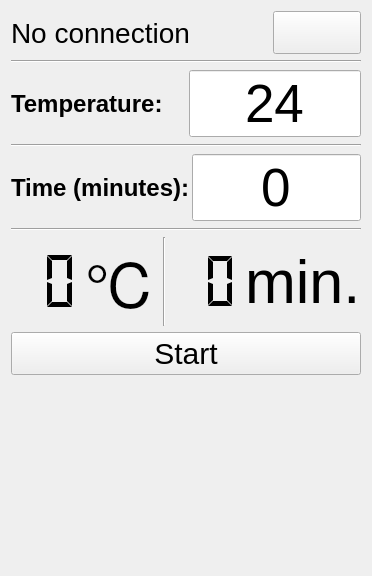
The window that mainwindow.ui (vanya1301/acetone-bath-Qt-part) describes before a commit, drawn with Qt 5.
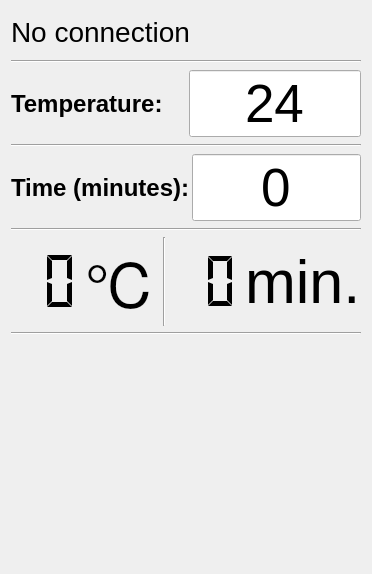
The same window after the commit. Icons and pictures are not drawn.

The edit to the form file:
```diff
--- a/mainwindow.ui
+++ b/mainwindow.ui
@@ -11,7 +11,7 @@
    </rect>
   </property>
   <property name="sizePolicy">
-   <sizepolicy hsizetype="Maximum" vsizetype="Minimum">
+   <sizepolicy hsizetype="Maximum" vsizetype="Maximum">
     <horstretch>0</horstretch>
     <verstretch>0</verstretch>
    </sizepolicy>
@@ -21,13 +21,15 @@
   </property>
   <widget class="QWidget" name="centralWidget">
    <property name="sizePolicy">
-    <sizepolicy hsizetype="Maximum" vsizetype="Maximum">
+    <sizepolicy hsizetype="Minimum" vsizetype="Minimum">
      <horstretch>0</horstretch>
      <verstretch>0</verstretch>
     </sizepolicy>
    </property>
    <layout class="QVBoxLayout" name="verticalLayout_2">
     <item>
+     <layout class="QVBoxLayout" name="verticalLayout">
+      <item>
      <layout class="QHBoxLayout" name="horizontalLayout_4">
       <property name="sizeConstraint">
        <enum>QLayout::SetMaximumSize</enum>
@@ -35,7 +37,7 @@
       <item>
        <widget class="QLabel" name="BluetoothDeviceNameLabel">
         <property name="sizePolicy">
-         <sizepolicy hsizetype="Minimum" vsizetype="Minimum">
+           <sizepolicy hsizetype="Minimum" vsizetype="Maximum">
           <horstretch>0</horstretch>
           <verstretch>0</verstretch>
          </sizepolicy>
@@ -56,7 +58,7 @@
          <bool>true</bool>
         </property>
         <property name="sizePolicy">
-         <sizepolicy hsizetype="Maximum" vsizetype="Minimum">
+           <sizepolicy hsizetype="Maximum" vsizetype="Maximum">
           <horstretch>0</horstretch>
           <verstretch>0</verstretch>
          </sizepolicy>
@@ -75,6 +77,19 @@
         <property name="text">
          <string/>
         </property>
+          <property name="icon">
+           <iconset resource="myresources.qrc">
+            <normaloff>:/MyFiles/images/Bluetooth-512.png</normaloff>:/MyFiles/images/Bluetooth-512.png</iconset>
+          </property>
+          <property name="iconSize">
+           <size>
+            <width>60</width>
+            <height>60</height>
+           </size>
+          </property>
+          <property name="flat">
+           <bool>true</bool>
+          </property>
        </widget>
       </item>
      </layout>
@@ -87,10 +102,6 @@
      </widget>
     </item>
     <item>
-     <layout class="QVBoxLayout" name="TempLayout">
-      <item>
-       <layout class="QVBoxLayout" name="verticalLayout">
-        <item>
          <layout class="QHBoxLayout" name="horizontalLayout">
           <item>
            <widget class="QLabel" name="TempLabel">
@@ -145,10 +156,6 @@
           </item>
          </layout>
         </item>
-       </layout>
-      </item>
-     </layout>
-    </item>
     <item>
      <widget class="Line" name="line_2">
       <property name="orientation">
@@ -214,7 +221,7 @@
       <item>
        <widget class="QLCDNumber" name="lcdNumber">
         <property name="sizePolicy">
-         <sizepolicy hsizetype="Minimum" vsizetype="Ignored">
+           <sizepolicy hsizetype="Minimum" vsizetype="Minimum">
           <horstretch>0</horstretch>
           <verstretch>0</verstretch>
          </sizepolicy>
@@ -222,7 +229,7 @@
         <property name="maximumSize">
          <size>
           <width>16777215</width>
-          <height>75</height>
+            <height>16777215</height>
          </size>
         </property>
         <property name="font">
@@ -282,7 +289,7 @@
       <item>
        <widget class="QLCDNumber" name="lcdNumber_2">
         <property name="sizePolicy">
-         <sizepolicy hsizetype="Minimum" vsizetype="Ignored">
+           <sizepolicy hsizetype="Minimum" vsizetype="Minimum">
           <horstretch>0</horstretch>
           <verstretch>0</verstretch>
          </sizepolicy>
@@ -290,7 +297,7 @@
         <property name="maximumSize">
          <size>
           <width>16777215</width>
-          <height>75</height>
+            <height>16777215</height>
          </size>
         </property>
         <property name="font">
@@ -342,17 +349,27 @@
      </layout>
     </item>
     <item>
+       <widget class="Line" name="line_5">
+        <property name="orientation">
+         <enum>Qt::Horizontal</enum>
+        </property>
+       </widget>
+      </item>
+      <item>
+       <layout class="QHBoxLayout" name="horizontalLayout_6">
+        <item>
      <widget class="QPushButton" name="StartStopButton">
       <property name="sizePolicy">
-       <sizepolicy hsizetype="Minimum" vsizetype="Minimum">
+           <sizepolicy hsizetype="Minimum" vsizetype="Maximum">
         <horstretch>0</horstretch>
         <verstretch>0</verstretch>
        </sizepolicy>
       </property>
-      <property name="font">
-       <font>
-        <pointsize>-1</pointsize>
-       </font>
+          <property name="minimumSize">
+           <size>
+            <width>0</width>
+            <height>50</height>
+           </size>
       </property>
       <property name="autoFillBackground">
        <bool>false</bool>
@@ -361,10 +378,22 @@
        <string notr="true">font-size:30px;</string>
       </property>
       <property name="text">
-       <string>Start</string>
+           <string/>
+          </property>
+          <property name="icon">
+           <iconset>
+            <normalon>:/MyFiles/images/play-green.png</normalon>
+            <activeon>:/MyFiles/images/play-green.png</activeon>
+           </iconset>
+          </property>
+          <property name="iconSize">
+           <size>
+            <width>60</width>
+            <height>60</height>
+           </size>
       </property>
       <property name="checkable">
-       <bool>false</bool>
+           <bool>true</bool>
       </property>
       <property name="autoRepeat">
        <bool>false</bool>
@@ -379,22 +408,50 @@
        <bool>false</bool>
       </property>
       <property name="flat">
-       <bool>false</bool>
-      </property>
-     </widget>
+           <bool>true</bool>
+          </property>
+         </widget>
+        </item>
+        <item>
+         <widget class="QPushButton" name="pauseButton">
+          <property name="sizePolicy">
+           <sizepolicy hsizetype="Minimum" vsizetype="Minimum">
+            <horstretch>0</horstretch>
+            <verstretch>0</verstretch>
+           </sizepolicy>
+          </property>
+          <property name="text">
+           <string/>
+          </property>
+          <property name="icon">
+           <iconset>
+            <normalon>:/MyFiles/images/pause-black.png</normalon>
+           </iconset>
+          </property>
+          <property name="iconSize">
+           <size>
+            <width>60</width>
+            <height>60</height>
+           </size>
+          </property>
+          <property name="flat">
+           <bool>true</bool>
+          </property>
+         </widget>
+        </item>
+       </layout>
+      </item>
+     </layout>
     </item>
     <item>
      <spacer name="verticalSpacer">
       <property name="orientation">
        <enum>Qt::Vertical</enum>
       </property>
-      <property name="sizeType">
-       <enum>QSizePolicy::Fixed</enum>
-      </property>
       <property name="sizeHint" stdset="0">
        <size>
-        <width>20</width>
-        <height>190</height>
+        <width>17</width>
+        <height>140</height>
        </size>
       </property>
      </spacer>
```
Left out of the diff: 16 changed lines with no effect on the pictures. Lines whose indentation alone changed are shown as unchanged.
